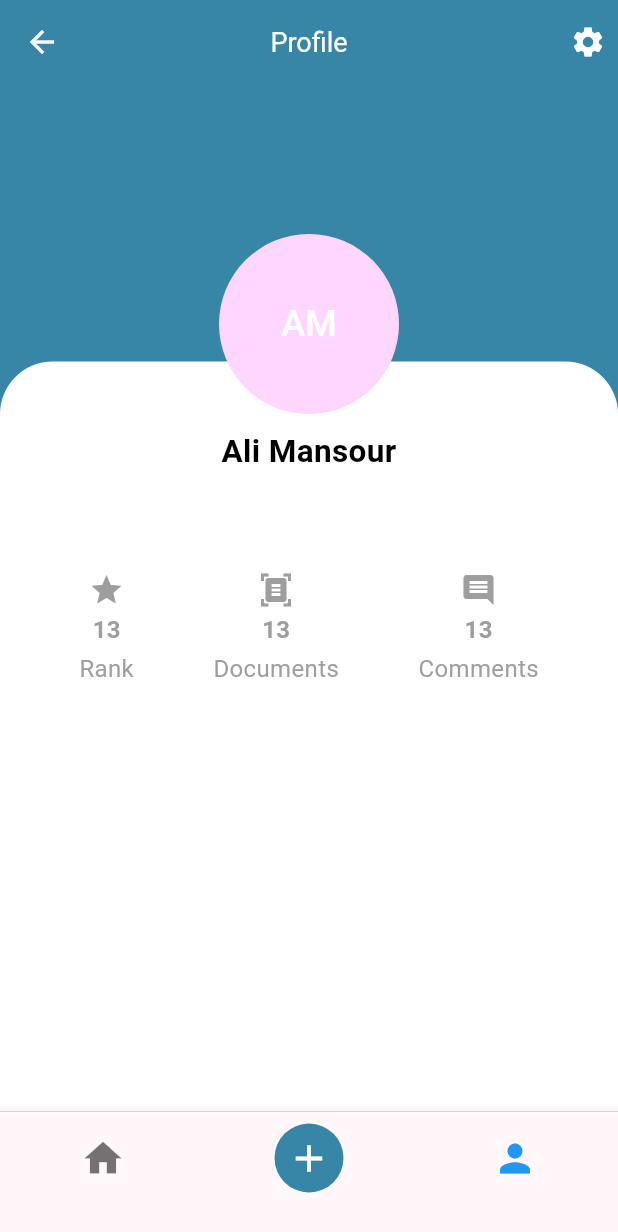
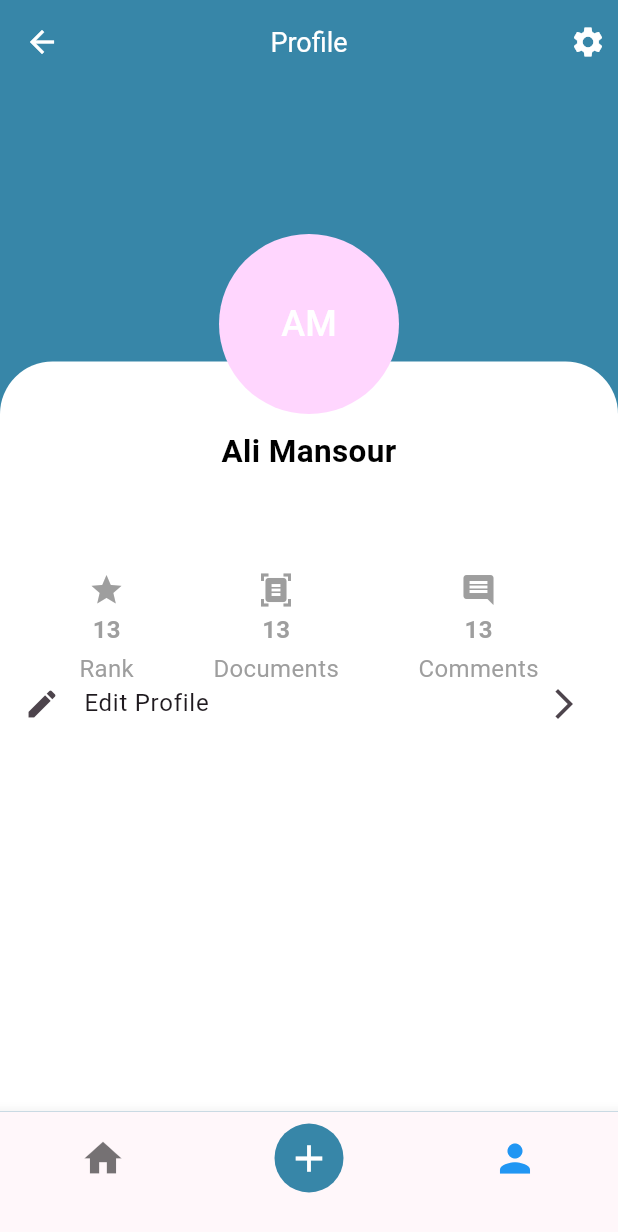
Before and after one commit to ali-mansour21/Studify-App, a Flutter app: the ProfileScreen screen opened by its route, on a phone screen of 412 x 824 dp. Shown: the top 1232 px of the screen. Run offline on Flutter 3.47's test engine with Material 3 defaults, Android fonts, the phone set to English and light mode, and no system bars; our stand-ins replace camera.

Commit message:
Add the edit tile

```diff
--- a/mobile/lib/screens/profile_screen.dart
+++ b/mobile/lib/screens/profile_screen.dart
@@ -72,7 +72,7 @@ class _ProfileScreenState extends State<ProfileScreen> {
               topRight: Radius.circular(35),
             ),
           ),
-          child:  Stack(
+          child: Stack(
             clipBehavior: Clip.none,
             children: [
               const Positioned(
@@ -125,12 +125,16 @@ class _ProfileScreenState extends State<ProfileScreen> {
                 ),
               ),
               ListView(
-                 padding: const EdgeInsets.only(top: 200),
+                padding: const EdgeInsets.only(top: 200),
                 shrinkWrap: true,
-                children: ListTile.divideTiles(
-                  context: context,
-                  tiles: []
-                  ).toList(),
+                children: ListTile.divideTiles(context: context, tiles: [
+                  ListTile(
+                    leading: const Icon(Icons.edit),
+                    title: const Text('Edit Profile'),
+                    trailing: const Icon(Icons.arrow_forward_ios),
+                    onTap: () {},
+                  ),
+                ]).toList(),
               )
             ],
           ),
```
